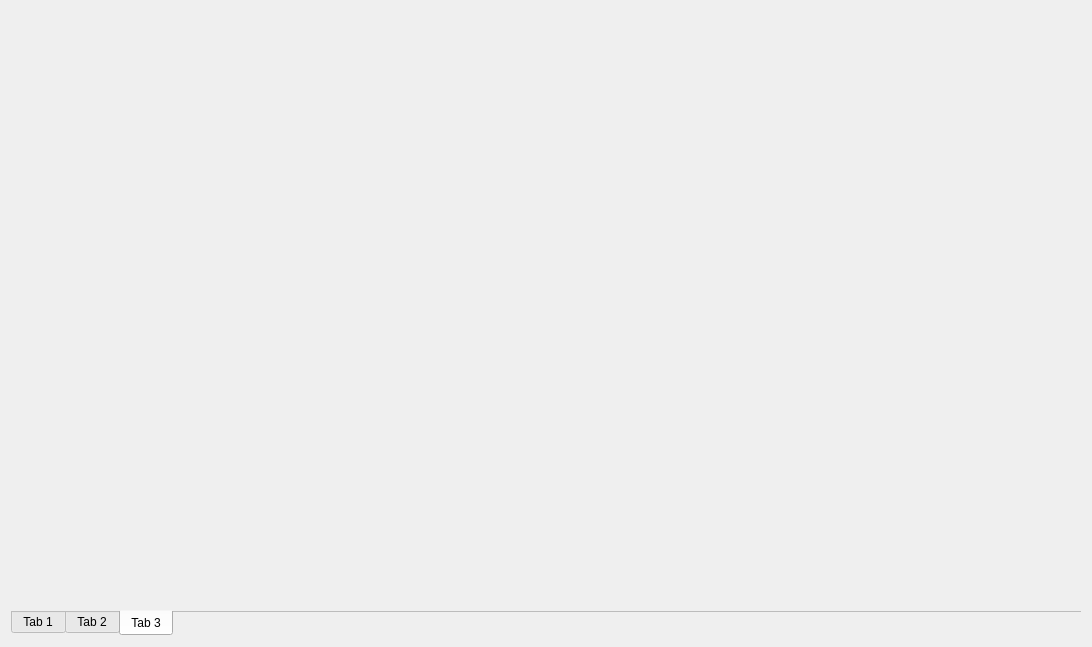
Before: the Qt Designer form VPaHMI/CourseWork/mainwindow.ui in MangriMen/SibSUTIS5semester, drawn with Qt 5.
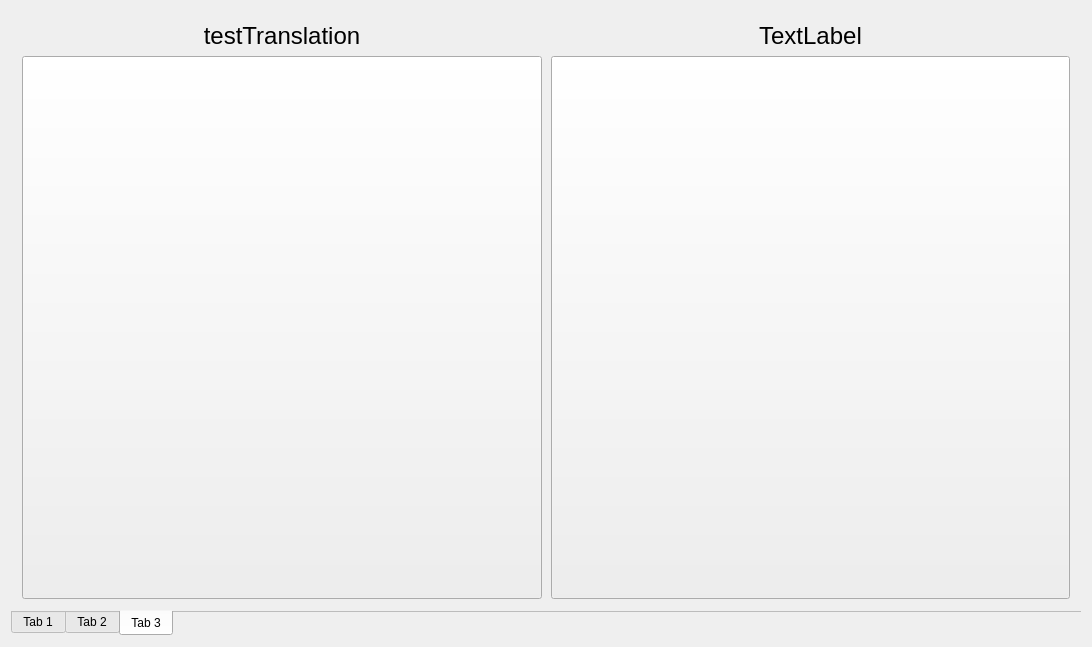
After: the same form once the commit is applied. The open tabs and pages were chosen to show the change. Custom widgets are drawn as their Qt base class.

Commit message: VPaHMI created layout

What changed in the file:
```diff
--- a/VPaHMI/CourseWork/mainwindow.ui
+++ b/VPaHMI/CourseWork/mainwindow.ui
@@ -43,6 +43,87 @@
        <attribute name="title">
         <string>Tab 3</string>
        </attribute>
+       <layout class="QGridLayout" name="gridLayout_3">
+        <property name="spacing">
+         <number>9</number>
+        </property>
+        <item row="0" column="0">
+         <layout class="QVBoxLayout" name="verticalLayout">
+          <item>
+           <widget class="QLabel" name="lblFormVisitPlan">
+            <property name="sizePolicy">
+             <sizepolicy hsizetype="Preferred" vsizetype="Maximum">
+              <horstretch>0</horstretch>
+              <verstretch>0</verstretch>
+             </sizepolicy>
+            </property>
+            <property name="font">
+             <font>
+              <pointsize>18</pointsize>
+             </font>
+            </property>
+            <property name="text">
+             <string>testTranslation</string>
+            </property>
+            <property name="alignment">
+             <set>Qt::AlignCenter</set>
+            </property>
+           </widget>
+          </item>
+          <item>
+           <widget class="QPushButton" name="btnFormVisitPlan">
+            <property name="sizePolicy">
+             <sizepolicy hsizetype="Preferred" vsizetype="Preferred">
+              <horstretch>0</horstretch>
+              <verstretch>0</verstretch>
+             </sizepolicy>
+            </property>
+            <property name="text">
+             <string/>
+            </property>
+           </widget>
+          </item>
+         </layout>
+        </item>
+        <item row="0" column="1">
+         <layout class="QVBoxLayout" name="verticalLayout_2">
+          <item>
+           <widget class="QLabel" name="lblFormPersonalAffairs">
+            <property name="sizePolicy">
+             <sizepolicy hsizetype="Preferred" vsizetype="Maximum">
+              <horstretch>0</horstretch>
+              <verstretch>0</verstretch>
+             </sizepolicy>
+            </property>
+            <property name="font">
+             <font>
+              <pointsize>18</pointsize>
+             </font>
+            </property>
+            <property name="text">
+             <string>TextLabel</string>
+            </property>
+            <property name="alignment">
+             <set>Qt::AlignCenter</set>
+            </property>
+           </widget>
+          </item>
+          <item>
+           <widget class="QPushButton" name="btnFormPersonalAffairs">
+            <property name="sizePolicy">
+             <sizepolicy hsizetype="Preferred" vsizetype="Preferred">
+              <horstretch>0</horstretch>
+              <verstretch>0</verstretch>
+             </sizepolicy>
+            </property>
+            <property name="text">
+             <string/>
+            </property>
+           </widget>
+          </item>
+         </layout>
+        </item>
+       </layout>
       </widget>
      </widget>
     </item>
@@ -50,6 +131,14 @@
   </widget>
  </widget>
  <layoutdefault spacing="6" margin="11"/>
+ <customwidgets>
+  <customwidget>
+   <class>HeaderTableItem</class>
+   <extends>QWidget</extends>
+   <header>headertableitem.h</header>
+   <container>1</container>
+  </customwidget>
+ </customwidgets>
  <resources/>
  <connections/>
 </ui>
```
Left out of the diff: 46 changed lines with no effect on the pictures. The commit also changes 20 other files.
